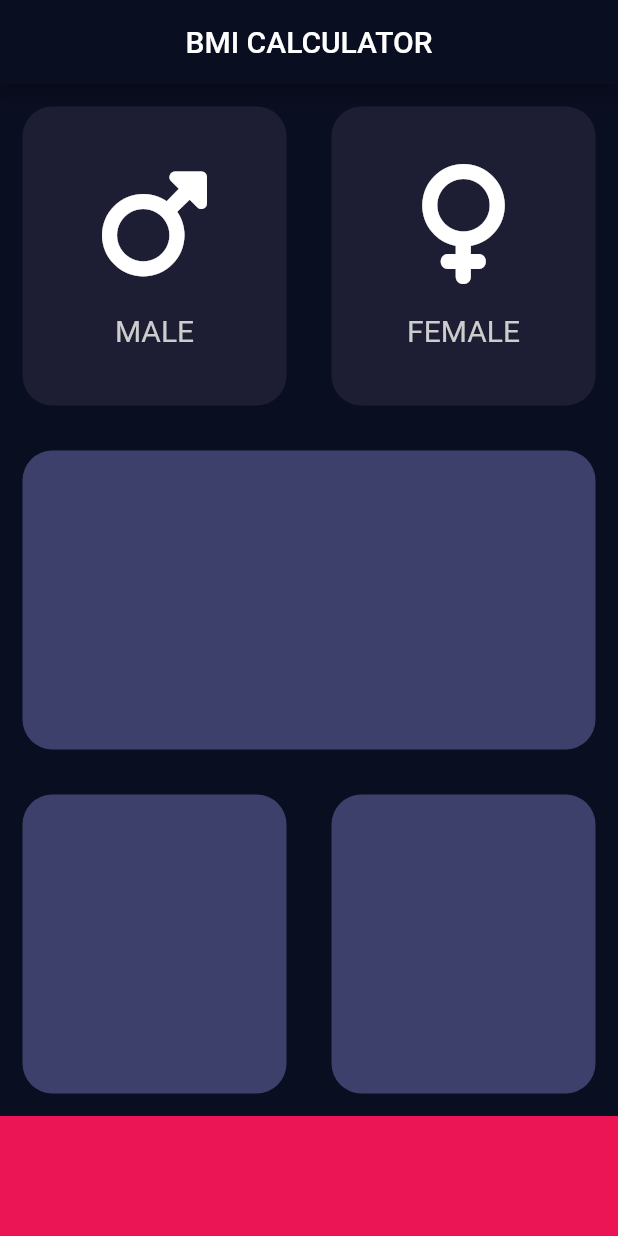
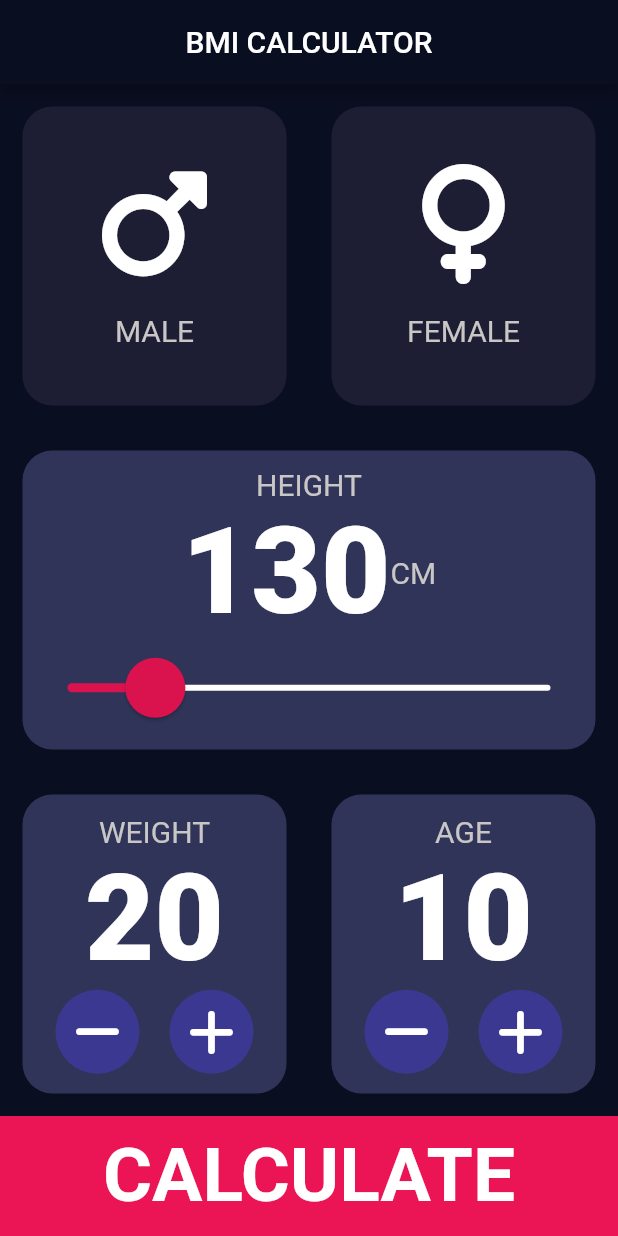
Before and after one commit to abdulrahmanabs/bmi_calculator_app, a Flutter app: the screen it shows after launch, on a phone screen of 412 x 824 dp. Run offline on Flutter 3.47's test engine with Material 2 defaults, Android fonts, the phone set to English and light mode, and no system bars; our stand-ins replace font_awesome_flutter.

Commit message:
Complete the main concept of the app

```diff
--- /dev/null
+++ b/lib/bottom_button.dart
@@ -0,0 +1,22 @@
+import 'package:flutter/material.dart';
+
+import 'constants.dart';
+
+class BottomButton extends StatelessWidget {
+  BottomButton({required this.onTap, required this.text});
+  final VoidCallback onTap;
+  final String text;
+
+  @override
+  Widget build(BuildContext context) {
+    return GestureDetector(
+      onTap: onTap,
+      child: Container(
+        child: Center(child: Text(text, style: kBottomButtonStyle)),
+        width: double.infinity,
+        height: 80,
+        color: kBottomContainerColour,
+      ),
+    );
+  }
+}
--- /dev/null
+++ b/lib/calculator_brain.dart
@@ -0,0 +1,35 @@
+import 'dart:math';
+
+class CalculatorBrain {
+  CalculatorBrain({required this.height, required this.weight});
+  final int weight;
+  final int height;
+  late double _bmiResult = 0.0;
+
+  String GetBMIResult() {
+    _bmiResult = weight / pow(height / 100, 2);
+    return _bmiResult.toStringAsFixed(1);
+  }
+
+  String getResult() {
+    if (_bmiResult >= 25) {
+      return "OVERWEIGHT";
+    } else if (_bmiResult > 18.5) {
+      return "NORMAL";
+    } else {
+      return "UNDERWEIGHT";
+    }
+  }
+
+  String GetAdvice() {
+    if (_bmiResult >= 30) {
+      return "You are obese. It's important to consult a healthcare professional.";
+    } else if (_bmiResult >= 25) {
+      return "You are overweight. Consider adopting a healthier lifestyle.";
+    } else if (_bmiResult >= 18.5) {
+      return "You have a normal body weight. Great job!";
+    } else {
+      return "You are underweight. Ensure you have a balanced diet and consult a healthcare professional if needed.";
+    }
+  }
+}
--- a/lib/card_child.dart
+++ b/lib/card_child.dart
@@ -1,5 +1,7 @@
 import 'package:flutter/cupertino.dart';
 import 'package:flutter/material.dart';
+
+import 'constants.dart';
 
 class CardChild extends StatelessWidget {
   CardChild({required this.icon, required this.text});
@@ -21,8 +23,7 @@ class CardChild extends StatelessWidget {
         ),
         Text(
           text,
-          style: TextStyle(
-              fontSize: 20, color: Color.fromARGB(255, 206, 205, 205)),
+          style: kLabelTextStyle,
         )
       ],
     );
--- /dev/null
+++ b/lib/constants.dart
@@ -0,0 +1,25 @@
+import 'package:flutter/material.dart';
+
+const kMainAppColor = Color(0xFF0A0E21);
+final kBottomContainerHeight = 80;
+final kActiveCardColour = Color.fromARGB(255, 48, 52, 88);
+final kInactiveCardColour = Color(0xFF1D1E33);
+final kBottomContainerColour = Color(0xFFEB1555);
+final kSliderActiveColour = Color.fromARGB(255, 218, 18, 78);
+final kSliderInactiveColour = Color.fromARGB(255, 173, 172, 172);
+final kLabelTextStyle =
+    TextStyle(fontSize: 20, color: Color.fromARGB(255, 201, 198, 198));
+
+final kNumberTextStyle = TextStyle(
+    fontSize: 80,
+    color: Color.fromARGB(255, 255, 255, 255),
+    fontWeight: FontWeight.w900);
+
+final kBottomButtonStyle = TextStyle(
+    fontSize: 50,
+    color: Color.fromARGB(255, 255, 255, 255),
+    fontWeight: FontWeight.bold);
+final kTitleStyle = TextStyle(
+    fontSize: 50,
+    color: Color.fromARGB(255, 255, 255, 255),
+    fontWeight: FontWeight.w300);
--- a/lib/input_page.dart
+++ b/lib/input_page.dart
@@ -1,13 +1,12 @@
+import 'package:bmi_calculator/calculator_brain.dart';
 import 'package:bmi_calculator/main.dart';
+import 'package:bmi_calculator/results_page.dart';
 import 'package:flutter/material.dart';
 import 'package:font_awesome_flutter/font_awesome_flutter.dart';
+import 'bottom_button.dart';
 import 'reusable_card.dart';
 import 'card_child.dart';
-
-final bottomContainerHeight = 80;
-final activeCardColour = Color.fromARGB(255, 61, 64, 107);
-final inActiveCardColour = Color(0xFF1D1E33);
-final bottomContainerColour = Color(0xFFEB1555);
+import 'constants.dart';
 
 enum Gender { male, female }
 
@@ -18,6 +17,9 @@ class InputPage extends StatefulWidget {
 
 class _InputPageState extends State<InputPage> {
   Gender? selectedGender;
+  int currentHeight = 130;
+  int currentWeight = 20;
+  int currentAge = 10;
 
   @override
   Widget build(BuildContext context) {
@@ -32,15 +34,15 @@ class _InputPageState extends State<InputPage> {
             child: Row(
               children: [
                 Expanded(
-                  child: ReusableWidget(
+                  child: ReusableCard(
                     onPressed: () {
                       setState(() {
                         selectedGender = Gender.male;
                       });
                     },
                     colour: selectedGender == Gender.male
-                        ? activeCardColour
-                        : inActiveCardColour,
+                        ? kActiveCardColour
+                        : kInactiveCardColour,
                     cardChild: CardChild(
                       icon: FontAwesomeIcons.mars,
                       text: "MALE",
@@ -48,15 +50,15 @@ class _InputPageState extends State<InputPage> {
                   ),
                 ),
                 Expanded(
-                  child: ReusableWidget(
+                  child: ReusableCard(
                     onPressed: () {
                       setState(() {
                         selectedGender = Gender.female;
                       });
                     },
                     colour: selectedGender == Gender.female
-                        ? activeCardColour
-                        : inActiveCardColour,
+                        ? kActiveCardColour
+                        : kInactiveCardColour,
                     cardChild:
                         CardChild(icon: FontAwesomeIcons.venus, text: "FEMALE"),
                   ),
@@ -64,26 +66,167 @@ class _InputPageState extends State<InputPage> {
               ],
             ),
           ),
-          Expanded(child: ReusableWidget(colour: activeCardColour)),
+          Expanded(
+            child: ReusableCard(
+              colour: kActiveCardColour,
+              cardChild: Column(
+                mainAxisAlignment: MainAxisAlignment.center,
+                children: [
+                  Text("HEIGHT", style: kLabelTextStyle),
+                  Row(
+                    mainAxisAlignment: MainAxisAlignment.center,
+                    children: [
+                      Text(
+                        currentHeight.toString(),
+                        style: kNumberTextStyle,
+                      ),
+                      Text(
+                        "CM",
+                        style: kLabelTextStyle,
+                      ),
+                    ],
+                  ),
+                  SliderTheme(
+                    data: SliderTheme.of(context).copyWith(
+                        thumbColor: kSliderActiveColour,
+                        inactiveTrackColor: Colors.white,
+                        overlayShape:
+                            RoundSliderOverlayShape(overlayRadius: 30.0),
+                        activeTrackColor: kSliderActiveColour,
+                        thumbShape:
+                            RoundSliderThumbShape(enabledThumbRadius: 20),
+                        overlayColor: Color.fromARGB(76, 218, 18, 78)),
+                    child: Slider(
+                      min: 110,
+                      max: 220,
+                      value: currentHeight.toDouble(),
+                      onChanged: (value) {
+                        setState(() {
+                          currentHeight = value.round();
+                        });
+                      },
+                    ),
+                  )
+                ],
+              ),
+            ),
+          ),
           Expanded(
             child: Row(
               children: [
                 Expanded(
-                  child: ReusableWidget(colour: activeCardColour),
+                  child: ReusableCard(
+                    colour: kActiveCardColour,
+                    cardChild: Column(
+                        mainAxisAlignment: MainAxisAlignment.center,
+                        children: [
+                          Text(
+                            "WEIGHT",
+                            style: kLabelTextStyle,
+                          ),
+                          Text(
+                            currentWeight.toString(),
+                            style: kNumberTextStyle,
+                          ),
+                          Row(
+                            mainAxisAlignment: MainAxisAlignment.center,
+                            children: [
+                              RoundIconButton(
+                                icon: FontAwesomeIcons.minus,
+                                onPressed: () {
+                                  setState(() {
+                                    currentWeight--;
+                                  });
+                                },
+                              ),
+                              SizedBox(width: 20),
+                              RoundIconButton(
+                                  icon: FontAwesomeIcons.plus,
+                                  onPressed: () {
+                                    setState(() {
+                                      currentWeight++;
+                                    });
+                                  })
+                            ],
+                          )
+                        ]),
+                  ),
                 ),
                 Expanded(
-                  child: ReusableWidget(colour: activeCardColour),
+                  child: ReusableCard(
+                    colour: kActiveCardColour,
+                    cardChild: Column(
+                        mainAxisAlignment: MainAxisAlignment.center,
+                        children: [
+                          Text(
+                            "AGE",
+                            style: kLabelTextStyle,
+                          ),
+                          Text(
+                            currentAge.toString(),
+                            style: kNumberTextStyle,
+                          ),
+                          Row(
+                            mainAxisAlignment: MainAxisAlignment.center,
+                            children: [
+                              RoundIconButton(
+                                icon: FontAwesomeIcons.minus,
+                                onPressed: () {
+                                  setState(() {
+                                    currentAge--;
+                                  });
+                                },
+                              ),
+                              SizedBox(width: 20),
+                              RoundIconButton(
+                                  icon: FontAwesomeIcons.plus,
+                                  onPressed: () {
+                                    setState(() {
+                                      currentAge++;
+                                    });
+                                  })
+                            ],
+                          )
+                        ]),
+                  ),
                 )
               ],
             ),
           ),
-          Container(
-            width: double.infinity,
-            height: 80,
-            color: bottomContainerColour,
+          BottomButton(
+            text: "CALCULATE",
+            onTap: () {
+              CalculatorBrain calc =
+                  CalculatorBrain(height: currentHeight, weight: currentWeight);
+              Navigator.push(
+                  context,
+                  MaterialPageRoute(
+                    builder: (context) => ResultsPage(
+                        bmiResult: calc.GetBMIResult(),
+                        Advice: calc.GetAdvice(),
+                        result: calc.getResult()),
+                  ));
+            },
           )
         ],
       ),
     );
   }
 }
+
+class RoundIconButton extends StatelessWidget {
+  RoundIconButton({required this.icon, required this.onPressed});
+  final IconData icon;
+  final VoidCallback onPressed;
+  @override
+  Widget build(BuildContext context) {
+    return RawMaterialButton(
+      onPressed: onPressed,
+      elevation: 0,
+      fillColor: Color.fromARGB(255, 58, 56, 145),
+      child: Center(child: Icon(icon, size: 35)),
+      shape: CircleBorder(),
+      constraints: BoxConstraints.tightFor(width: 56, height: 56),
+    );
+  }
+}
--- a/lib/main.dart
+++ b/lib/main.dart
@@ -1,8 +1,8 @@
 import 'package:bmi_calculator/input_page.dart';
+import 'package:bmi_calculator/results_page.dart';
 import 'package:flutter/material.dart';
+import 'constants.dart';
 //import 'input_page.dart';
-
-const mainAppColor = Color(0xFF0A0E21);
 
 void main() {
   runApp(BMICalculator());
@@ -19,11 +19,12 @@ class _BMICalculatorState extends State<BMICalculator> {
   @override
   Widget build(BuildContext context) {
     return MaterialApp(
+      debugShowCheckedModeBanner: false,
       theme: ThemeData.dark().copyWith(
-          scaffoldBackgroundColor: mainAppColor,
-          appBarTheme: AppBarTheme(backgroundColor: mainAppColor),
-          primaryColorDark: mainAppColor,
-          primaryColor: mainAppColor),
+          scaffoldBackgroundColor: kMainAppColor,
+          appBarTheme: AppBarTheme(backgroundColor: kMainAppColor),
+          primaryColorDark: kMainAppColor,
+          primaryColor: kMainAppColor),
       home: InputPage(),
     );
   }
--- a/lib/reusable_card.dart
+++ b/lib/reusable_card.dart
@@ -1,7 +1,7 @@
 import 'package:flutter/material.dart';
 
-class ReusableWidget extends StatelessWidget {
-  ReusableWidget({required this.colour, this.cardChild, this.onPressed});
+class ReusableCard extends StatelessWidget {
+  ReusableCard({required this.colour, this.cardChild, this.onPressed});
 
   final Color colour;
   final Widget? cardChild;
```
Also changed, not shown: lib/results_page.dart (added, +61 -0 lines).
